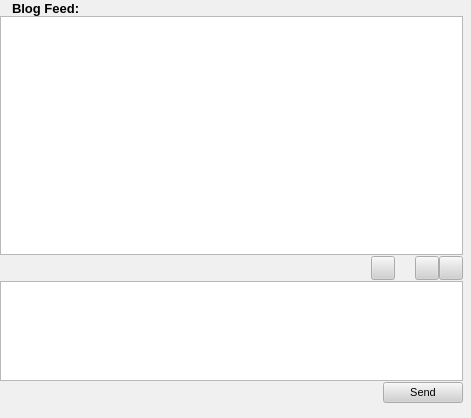
This is retroshare-gui/src/gui/BlogDialog.ui in RetroShare/RetroShare as Qt 5 draws it before an edit. The edited form follows.
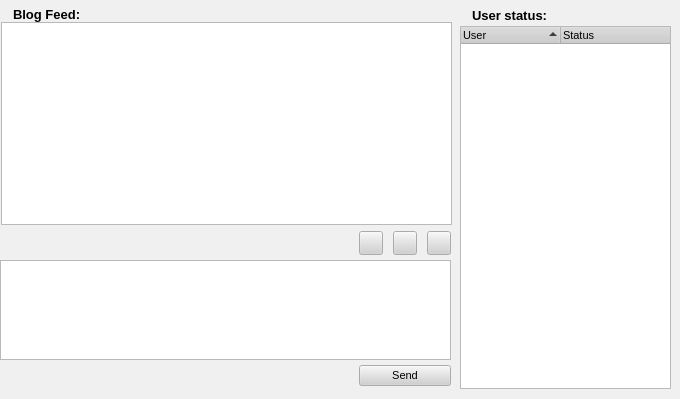
This is the edited form. Icons and pictures are not drawn.

Commit message: Named the function sendBlog rather than sendMsg. Added users/status box to BlogDialog.ui

Patch:
```diff
--- a/retroshare-gui/src/gui/BlogDialog.ui
+++ b/retroshare-gui/src/gui/BlogDialog.ui
@@ -5,8 +5,8 @@
    <rect>
     <x>0</x>
     <y>0</y>
-    <width>471</width>
-    <height>418</height>
+    <width>680</width>
+    <height>399</height>
    </rect>
   </property>
   <property name="sizePolicy" >
@@ -504,27 +504,183 @@
   <property name="windowIcon" >
    <iconset/>
   </property>
-  <widget class="QWidget" name="" >
+  <widget class="QWidget" name="layoutWidget" >
    <property name="geometry" >
     <rect>
-     <x>0</x>
-     <y>0</y>
-     <width>463</width>
-     <height>403</height>
+     <x>460</x>
+     <y>6</y>
+     <width>211</width>
+     <height>383</height>
     </rect>
    </property>
    <layout class="QGridLayout" >
     <property name="leftMargin" >
      <number>0</number>
     </property>
+    <property name="topMargin" >
+     <number>0</number>
+    </property>
+    <property name="rightMargin" >
+     <number>0</number>
+    </property>
+    <property name="bottomMargin" >
+     <number>0</number>
+    </property>
     <property name="horizontalSpacing" >
-     <number>-1</number>
+     <number>0</number>
     </property>
     <property name="verticalSpacing" >
-     <number>1</number>
+     <number>0</number>
     </property>
     <item row="0" column="0" >
      <layout class="QGridLayout" >
+      <property name="leftMargin" >
+       <number>0</number>
+      </property>
+      <property name="topMargin" >
+       <number>0</number>
+      </property>
+      <property name="rightMargin" >
+       <number>0</number>
+      </property>
+      <property name="bottomMargin" >
+       <number>0</number>
+      </property>
+      <property name="horizontalSpacing" >
+       <number>6</number>
+      </property>
+      <property name="verticalSpacing" >
+       <number>6</number>
+      </property>
+      <item row="0" column="1" >
+       <spacer>
+        <property name="orientation" >
+         <enum>Qt::Horizontal</enum>
+        </property>
+        <property name="sizeType" >
+         <enum>QSizePolicy::Expanding</enum>
+        </property>
+        <property name="sizeHint" >
+         <size>
+          <width>41</width>
+          <height>20</height>
+         </size>
+        </property>
+       </spacer>
+      </item>
+      <item row="0" column="0" >
+       <layout class="QGridLayout" >
+        <property name="leftMargin" >
+         <number>0</number>
+        </property>
+        <property name="topMargin" >
+         <number>0</number>
+        </property>
+        <property name="rightMargin" >
+         <number>0</number>
+        </property>
+        <property name="bottomMargin" >
+         <number>0</number>
+        </property>
+        <property name="horizontalSpacing" >
+         <number>6</number>
+        </property>
+        <property name="verticalSpacing" >
+         <number>6</number>
+        </property>
+        <item row="0" column="1" >
+         <widget class="QLabel" name="label_14" >
+          <property name="sizePolicy" >
+           <sizepolicy vsizetype="Fixed" hsizetype="Preferred" >
+            <horstretch>0</horstretch>
+            <verstretch>0</verstretch>
+           </sizepolicy>
+          </property>
+          <property name="font" >
+           <font>
+            <pointsize>10</pointsize>
+            <weight>75</weight>
+            <bold>true</bold>
+           </font>
+          </property>
+          <property name="text" >
+           <string>User status:</string>
+          </property>
+         </widget>
+        </item>
+        <item row="0" column="0" >
+         <widget class="QLabel" name="label_2" >
+          <property name="text" >
+           <string/>
+          </property>
+          <property name="pixmap" >
+           <pixmap resource="images.qrc" >:/images/peers_16x16.png</pixmap>
+          </property>
+         </widget>
+        </item>
+       </layout>
+      </item>
+     </layout>
+    </item>
+    <item row="1" column="0" >
+     <widget class="QTreeWidget" name="msgSendList" >
+      <property name="sizePolicy" >
+       <sizepolicy vsizetype="Ignored" hsizetype="Ignored" >
+        <horstretch>0</horstretch>
+        <verstretch>0</verstretch>
+       </sizepolicy>
+      </property>
+      <property name="minimumSize" >
+       <size>
+        <width>20</width>
+        <height>0</height>
+       </size>
+      </property>
+      <property name="sizeIncrement" >
+       <size>
+        <width>0</width>
+        <height>0</height>
+       </size>
+      </property>
+      <property name="contextMenuPolicy" >
+       <enum>Qt::CustomContextMenu</enum>
+      </property>
+      <property name="sortingEnabled" >
+       <bool>true</bool>
+      </property>
+      <column>
+       <property name="text" >
+        <string>User</string>
+       </property>
+      </column>
+      <column>
+       <property name="text" >
+        <string>Status</string>
+       </property>
+      </column>
+     </widget>
+    </item>
+   </layout>
+  </widget>
+  <widget class="QWidget" name="layoutWidget" >
+   <property name="geometry" >
+    <rect>
+     <x>1</x>
+     <y>4</y>
+     <width>451</width>
+     <height>221</height>
+    </rect>
+   </property>
+   <layout class="QGridLayout" >
+    <property name="topMargin" >
+     <number>2</number>
+    </property>
+    <property name="horizontalSpacing" >
+     <number>0</number>
+    </property>
+    <property name="verticalSpacing" >
+     <number>0</number>
+    </property>
       <item row="0" column="0" >
        <layout class="QGridLayout" >
         <property name="leftMargin" >
@@ -626,9 +782,20 @@
        </widget>
       </item>
      </layout>
-    </item>
-    <item row="1" column="0" >
+  </widget>
+  <widget class="QWidget" name="" >
+   <property name="geometry" >
+    <rect>
+     <x>0</x>
+     <y>227</y>
+     <width>451</width>
+     <height>165</height>
+    </rect>
+   </property>
      <layout class="QGridLayout" >
+    <property name="horizontalSpacing" >
+     <number>10</number>
+    </property>
       <property name="verticalSpacing" >
        <number>1</number>
       </property>
@@ -639,13 +806,13 @@
         </property>
         <property name="sizeHint" >
          <size>
-          <width>355</width>
-          <height>20</height>
+        <width>360</width>
+        <height>16</height>
          </size>
         </property>
        </spacer>
       </item>
-      <item row="0" column="1" colspan="2" >
+    <item row="0" column="1" >
        <widget class="QPushButton" name="boldBtn" >
         <property name="minimumSize" >
          <size>
@@ -673,7 +840,7 @@
         </property>
        </widget>
       </item>
-      <item row="0" column="3" >
+    <item row="0" column="2" >
        <widget class="QPushButton" name="underlineBtn" >
         <property name="minimumSize" >
          <size>
@@ -701,7 +868,7 @@
         </property>
        </widget>
       </item>
-      <item row="0" column="4" >
+    <item row="0" column="3" >
        <widget class="QPushButton" name="italicBtn" >
         <property name="minimumSize" >
          <size>
@@ -729,7 +896,7 @@
         </property>
        </widget>
       </item>
-      <item row="1" column="0" colspan="5" >
+    <item row="1" column="0" colspan="4" >
        <widget class="QTextEdit" name="lineEdit" >
         <property name="sizePolicy" >
          <sizepolicy vsizetype="Maximum" hsizetype="Expanding" >
@@ -757,27 +924,25 @@
         </property>
        </widget>
       </item>
-      <item row="2" column="0" colspan="2" >
+    <item row="2" column="0" >
        <spacer>
         <property name="orientation" >
          <enum>Qt::Horizontal</enum>
         </property>
         <property name="sizeHint" >
          <size>
-          <width>321</width>
-          <height>20</height>
+        <width>360</width>
+        <height>16</height>
          </size>
         </property>
        </spacer>
       </item>
-      <item row="2" column="2" colspan="3" >
+    <item row="2" column="1" colspan="3" >
        <widget class="QPushButton" name="sendBtn" >
         <property name="text" >
          <string>Send</string>
         </property>
        </widget>
-      </item>
-     </layout>
     </item>
    </layout>
   </widget>
```
Lines whose indentation alone changed are shown as unchanged. The commit also changes 2 other files.
